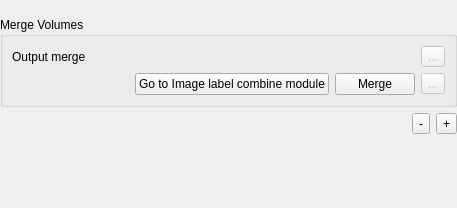
Qt form Modules/Scripted/Workflow/Widgets/Resources/UI/SegmentationStep.ui (KitwareMedical/Deprecated-VesselView) before a commit.
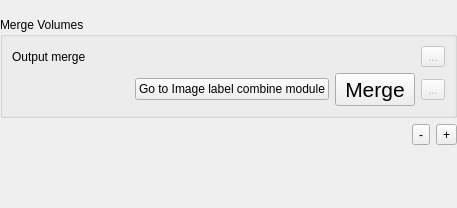
The same form after that commit. Custom widgets are drawn as their Qt base class.

Commit message: ENH: Make the action button bigger by increasing the action text font size

```diff
--- a/Modules/Scripted/Workflow/Widgets/Resources/UI/SegmentationStep.ui
+++ b/Modules/Scripted/Workflow/Widgets/Resources/UI/SegmentationStep.ui
@@ -123,6 +123,11 @@
             <verstretch>0</verstretch>
            </sizepolicy>
           </property>
+          <property name="font">
+           <font>
+            <pointsize>16</pointsize>
+           </font>
+          </property>
           <property name="text">
            <string>Merge</string>
           </property>
```
The commit also changes 6 other files.
